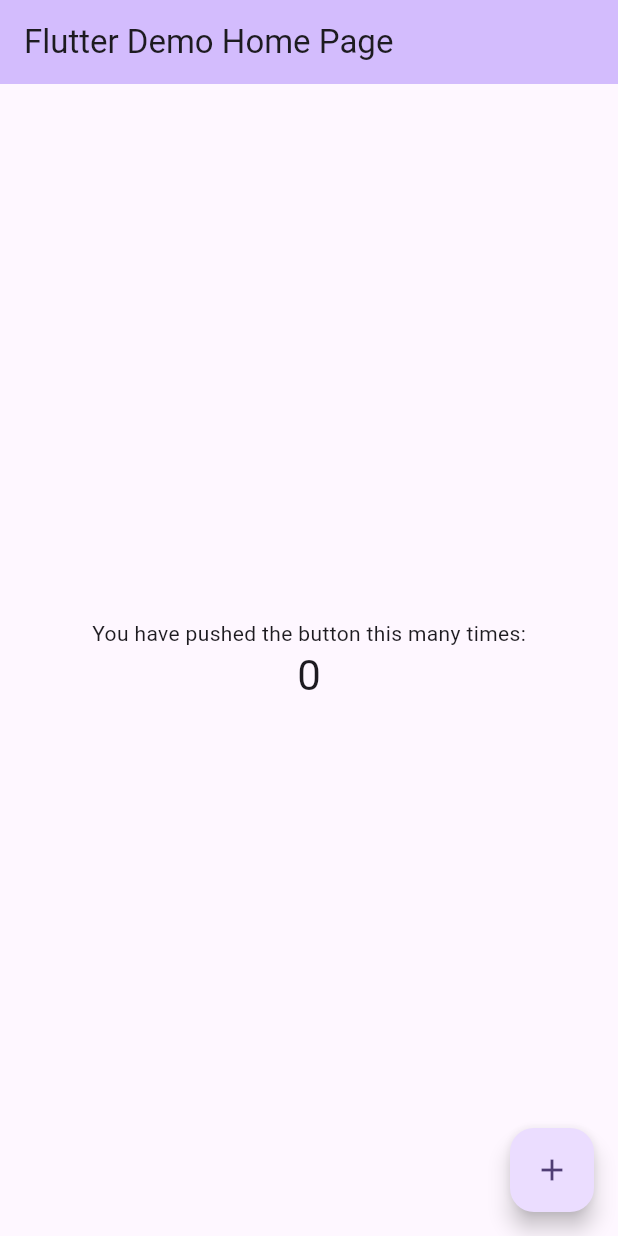
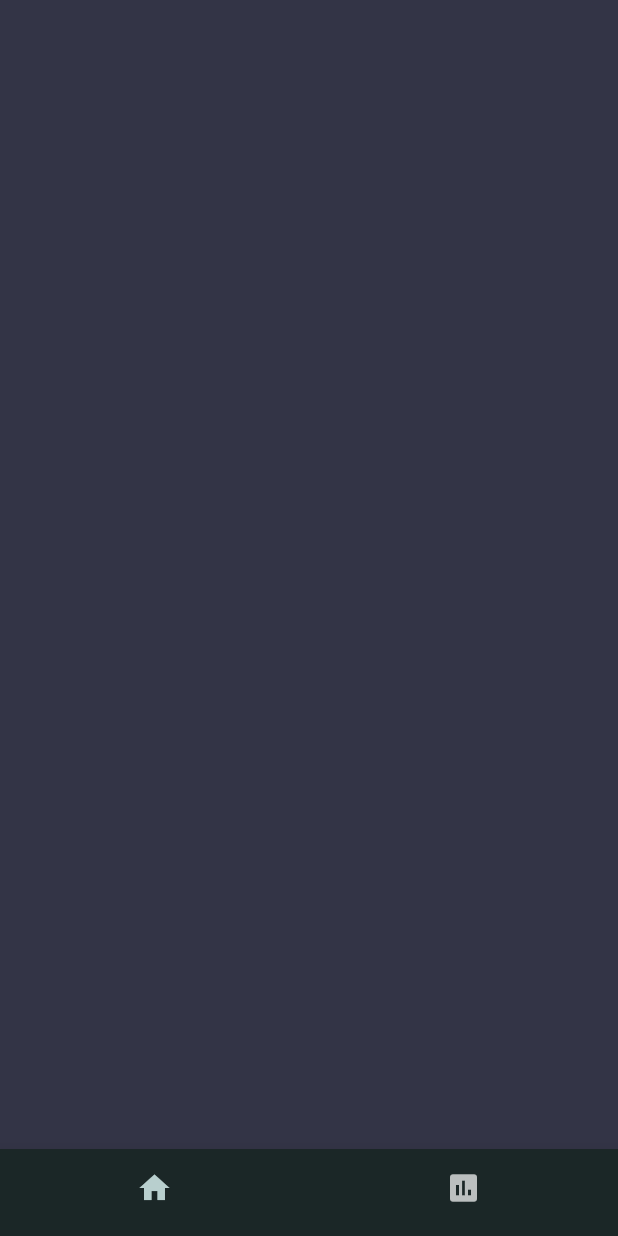
Before and after one commit to Asthraris/Expense-tracker, a Flutter app: the screen it shows after launch, on a phone screen of 412 x 824 dp. Run offline on Flutter 3.47's test engine with Material 3 defaults, Android fonts, the phone set to English and light mode, and no system bars.

Commit message:
made simple navbar

```diff
--- a/lib/app.dart
+++ b/lib/app.dart
@@ -0,0 +1,11 @@
+import 'package:flutter/material.dart';
+import 'package:poorometer/app_view.dart';
+
+class Poorometer extends StatelessWidget {
+  const Poorometer({super.key});
+
+  @override
+  Widget build(BuildContext context) {
+    return const MyAppView();
+  }
+}
--- a/lib/app_view.dart
+++ b/lib/app_view.dart
@@ -0,0 +1,24 @@
+import 'package:flutter/material.dart';
+import 'package:poorometer/screens/home/views/home_src.dart';
+
+class MyAppView extends StatelessWidget {
+  const MyAppView({super.key});
+
+  @override
+  Widget build(BuildContext context) {
+    return MaterialApp(
+      title: "Pooro-meter",
+      theme: ThemeData(
+        colorScheme: ColorScheme.dark(
+          //change this theme app
+          surface: Color(0xFF333446),
+          onSurface: Color(0xFFEAEFEF),
+          primary: Color(0xFF7F8CAA),
+          secondary: Color(0xFFB8CFCE),
+          tertiary: Color(0xFFEAEFEF),
+        ),
+      ),
+      home: const HomeScreen(),
+    );
+  }
+}
--- a/lib/main.dart
+++ b/lib/main.dart
@@ -1,122 +1,6 @@
 import 'package:flutter/material.dart';
+import 'package:poorometer/app.dart';
 
 void main() {
-  runApp(const MyApp());
+  runApp(const Poorometer());
 }
-
-class MyApp extends StatelessWidget {
-  const MyApp({super.key});
-
-  // This widget is the root of your application.
-  @override
-  Widget build(BuildContext context) {
-    return MaterialApp(
-      title: 'Flutter Demo',
-      theme: ThemeData(
-        // This is the theme of your application.
-        //
-        // TRY THIS: Try running your application with "flutter run". You'll see
-        // the application has a purple toolbar. Then, without quitting the app,
-        // try changing the seedColor in the colorScheme below to Colors.green
-        // and then invoke "hot reload" (save your changes or press the "hot
-        // reload" button in a Flutter-supported IDE, or press "r" if you used
-        // the command line to start the app).
-        //
-        // Notice that the counter didn't reset back to zero; the application
-        // state is not lost during the reload. To reset the state, use hot
-        // restart instead.
-        //
-        // This works for code too, not just values: Most code changes can be
-        // tested with just a hot reload.
-        colorScheme: ColorScheme.fromSeed(seedColor: Colors.deepPurple),
-      ),
-      home: const MyHomePage(title: 'Flutter Demo Home Page'),
-    );
-  }
-}
-
-class MyHomePage extends StatefulWidget {
-  const MyHomePage({super.key, required this.title});
-
-  // This widget is the home page of your application. It is stateful, meaning
-  // that it has a State object (defined below) that contains fields that affect
-  // how it looks.
-
-  // This class is the configuration for the state. It holds the values (in this
-  // case the title) provided by the parent (in this case the App widget) and
-  // used by the build method of the State. Fields in a Widget subclass are
-  // always marked "final".
-
-  final String title;
-
-  @override
-  State<MyHomePage> createState() => _MyHomePageState();
-}
-
-class _MyHomePageState extends State<MyHomePage> {
-  int _counter = 0;
-
-  void _incrementCounter() {
-    setState(() {
-      // This call to setState tells the Flutter framework that something has
-      // changed in this State, which causes it to rerun the build method below
-      // so that the display can reflect the updated values. If we changed
-      // _counter without calling setState(), then the build method would not be
-      // called again, and so nothing would appear to happen.
-      _counter++;
-    });
-  }
-
-  @override
-  Widget build(BuildContext context) {
-    // This method is rerun every time setState is called, for instance as done
-    // by the _incrementCounter method above.
-    //
-    // The Flutter framework has been optimized to make rerunning build methods
-    // fast, so that you can just rebuild anything that needs updating rather
-    // than having to individually change instances of widgets.
-    return Scaffold(
-      appBar: AppBar(
-        // TRY THIS: Try changing the color here to a specific color (to
-        // Colors.amber, perhaps?) and trigger a hot reload to see the AppBar
-        // change color while the other colors stay the same.
-        backgroundColor: Theme.of(context).colorScheme.inversePrimary,
-        // Here we take the value from the MyHomePage object that was created by
-        // the App.build method, and use it to set our appbar title.
-        title: Text(widget.title),
-      ),
-      body: Center(
-        // Center is a layout widget. It takes a single child and positions it
-        // in the middle of the parent.
-        child: Column(
-          // Column is also a layout widget. It takes a list of children and
-          // arranges them vertically. By default, it sizes itself to fit its
-          // children horizontally, and tries to be as tall as its parent.
-          //
-          // Column has various properties to control how it sizes itself and
-          // how it positions its children. Here we use mainAxisAlignment to
-          // center the children vertically; the main axis here is the vertical
-          // axis because Columns are vertical (the cross axis would be
-          // horizontal).
-          //
-          // TRY THIS: Invoke "debug painting" (choose the "Toggle Debug Paint"
-          // action in the IDE, or press "p" in the console), to see the
-          // wireframe for each widget.
-          mainAxisAlignment: MainAxisAlignment.center,
-          children: <Widget>[
-            const Text('You have pushed the button this many times:'),
-            Text(
-              '$_counter',
-              style: Theme.of(context).textTheme.headlineMedium,
-            ),
-          ],
-        ),
-      ),
-      floatingActionButton: FloatingActionButton(
-        onPressed: _incrementCounter,
-        tooltip: 'Increment',
-        child: const Icon(Icons.add),
-      ), // This trailing comma makes auto-formatting nicer for build methods.
-    );
-  }
-}
--- /dev/null
+++ b/lib/screens/home/views/home_src.dart
@@ -0,0 +1,21 @@
+import 'package:flutter/material.dart';
+
+class HomeScreen extends StatelessWidget {
+  const HomeScreen({super.key});
+
+  @override
+  Widget build(BuildContext context) {
+    return Scaffold(
+      appBar: AppBar(),
+      bottomNavigationBar: BottomNavigationBar(
+        backgroundColor: Color.fromARGB(255, 27, 39, 39),
+        showSelectedLabels: false,
+        showUnselectedLabels: false,
+        items: const [
+          BottomNavigationBarItem(icon: Icon(Icons.home), label: "Home"),
+          BottomNavigationBarItem(icon: Icon(Icons.assessment), label: "Stats"),
+        ],
+      ),
+    );
+  }
+}
```
Also changed, not shown: 3 other files.
